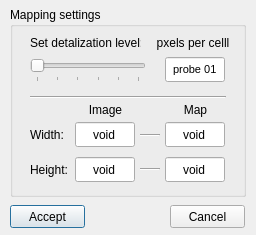
Before: the Qt Designer form Sources/mappingdialog.ui in pi-null-mezon/QPULSECAPTURE, drawn with Qt 5.
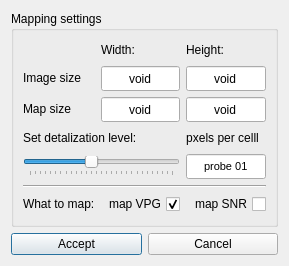
After: the same form once the commit is applied.

```diff
--- a/Sources/mappingdialog.ui
+++ b/Sources/mappingdialog.ui
@@ -6,52 +6,61 @@
    <rect>
     <x>0</x>
     <y>0</y>
-    <width>256</width>
-    <height>235</height>
+    <width>289</width>
+    <height>266</height>
    </rect>
   </property>
   <property name="windowTitle">
    <string>Mapping settings</string>
   </property>
+  <layout class="QVBoxLayout" name="verticalLayout">
+   <item>
   <widget class="QGroupBox" name="groupBox">
-   <property name="geometry">
-    <rect>
-     <x>10</x>
-     <y>7</y>
-     <width>236</width>
-     <height>190</height>
-    </rect>
+     <property name="sizePolicy">
+      <sizepolicy hsizetype="Expanding" vsizetype="Expanding">
+       <horstretch>0</horstretch>
+       <verstretch>0</verstretch>
+      </sizepolicy>
    </property>
    <property name="title">
     <string>Mapping settings</string>
    </property>
-   <widget class="QLineEdit" name="editWidthImage">
-    <property name="geometry">
-     <rect>
-      <x>65</x>
-      <y>115</y>
-      <width>60</width>
-      <height>25</height>
-     </rect>
+     <layout class="QGridLayout" name="gridLayout">
+      <item row="1" column="0">
+       <widget class="QLabel" name="label_5">
+        <property name="sizePolicy">
+         <sizepolicy hsizetype="Fixed" vsizetype="Fixed">
+          <horstretch>0</horstretch>
+          <verstretch>0</verstretch>
+         </sizepolicy>
+        </property>
+        <property name="minimumSize">
+         <size>
+          <width>20</width>
+          <height>20</height>
+         </size>
     </property>
     <property name="text">
-     <string>void</string>
+         <string>Image size</string>
     </property>
     <property name="alignment">
      <set>Qt::AlignCenter</set>
     </property>
-    <property name="readOnly">
-     <bool>true</bool>
-    </property>
-   </widget>
+       </widget>
+      </item>
+      <item row="2" column="1">
    <widget class="QLineEdit" name="editWidthMap">
-    <property name="geometry">
-     <rect>
-      <x>155</x>
-      <y>115</y>
-      <width>60</width>
+        <property name="sizePolicy">
+         <sizepolicy hsizetype="Fixed" vsizetype="Fixed">
+          <horstretch>0</horstretch>
+          <verstretch>0</verstretch>
+         </sizepolicy>
+        </property>
+        <property name="minimumSize">
+         <size>
+          <width>50</width>
       <height>25</height>
-     </rect>
+         </size>
     </property>
     <property name="text">
      <string>void</string>
@@ -63,14 +72,20 @@
      <bool>true</bool>
     </property>
    </widget>
+      </item>
+      <item row="1" column="2">
    <widget class="QLineEdit" name="editHeightImage">
-    <property name="geometry">
-     <rect>
-      <x>65</x>
-      <y>150</y>
-      <width>60</width>
+        <property name="sizePolicy">
+         <sizepolicy hsizetype="Fixed" vsizetype="Fixed">
+          <horstretch>0</horstretch>
+          <verstretch>0</verstretch>
+         </sizepolicy>
+        </property>
+        <property name="minimumSize">
+         <size>
+          <width>50</width>
       <height>25</height>
-     </rect>
+         </size>
     </property>
     <property name="text">
      <string>void</string>
@@ -82,14 +97,123 @@
      <bool>true</bool>
     </property>
    </widget>
+      </item>
+      <item row="1" column="1">
+       <widget class="QLineEdit" name="editWidthImage">
+        <property name="sizePolicy">
+         <sizepolicy hsizetype="Fixed" vsizetype="Fixed">
+          <horstretch>0</horstretch>
+          <verstretch>0</verstretch>
+         </sizepolicy>
+        </property>
+        <property name="minimumSize">
+         <size>
+          <width>50</width>
+          <height>25</height>
+         </size>
+        </property>
+        <property name="baseSize">
+         <size>
+          <width>50</width>
+          <height>25</height>
+         </size>
+        </property>
+        <property name="text">
+         <string>void</string>
+        </property>
+        <property name="alignment">
+         <set>Qt::AlignCenter</set>
+        </property>
+        <property name="readOnly">
+         <bool>true</bool>
+        </property>
+       </widget>
+      </item>
+      <item row="0" column="2">
+       <widget class="QLabel" name="label_4">
+        <property name="sizePolicy">
+         <sizepolicy hsizetype="Expanding" vsizetype="Fixed">
+          <horstretch>0</horstretch>
+          <verstretch>0</verstretch>
+         </sizepolicy>
+        </property>
+        <property name="minimumSize">
+         <size>
+          <width>50</width>
+          <height>20</height>
+         </size>
+        </property>
+        <property name="text">
+         <string>Height:</string>
+        </property>
+       </widget>
+      </item>
+      <item row="5" column="0" colspan="2">
+       <widget class="QSlider" name="sliderCell">
+        <property name="sizePolicy">
+         <sizepolicy hsizetype="Expanding" vsizetype="Fixed">
+          <horstretch>0</horstretch>
+          <verstretch>0</verstretch>
+         </sizepolicy>
+        </property>
+        <property name="minimum">
+         <number>16</number>
+        </property>
+        <property name="maximum">
+         <number>128</number>
+        </property>
+        <property name="singleStep">
+         <number>1</number>
+        </property>
+        <property name="pageStep">
+         <number>4</number>
+        </property>
+        <property name="value">
+         <number>64</number>
+        </property>
+        <property name="sliderPosition">
+         <number>64</number>
+        </property>
+        <property name="orientation">
+         <enum>Qt::Horizontal</enum>
+        </property>
+        <property name="tickPosition">
+         <enum>QSlider::TicksBelow</enum>
+        </property>
+       </widget>
+      </item>
+      <item row="0" column="1">
+       <widget class="QLabel" name="label_3">
+        <property name="sizePolicy">
+         <sizepolicy hsizetype="Expanding" vsizetype="Fixed">
+          <horstretch>0</horstretch>
+          <verstretch>0</verstretch>
+         </sizepolicy>
+        </property>
+        <property name="minimumSize">
+         <size>
+          <width>50</width>
+          <height>20</height>
+         </size>
+        </property>
+        <property name="text">
+         <string>Width:</string>
+        </property>
+       </widget>
+      </item>
+      <item row="2" column="2">
    <widget class="QLineEdit" name="editHeightMap">
-    <property name="geometry">
-     <rect>
-      <x>155</x>
-      <y>150</y>
-      <width>60</width>
+        <property name="sizePolicy">
+         <sizepolicy hsizetype="Fixed" vsizetype="Fixed">
+          <horstretch>0</horstretch>
+          <verstretch>0</verstretch>
+         </sizepolicy>
+        </property>
+        <property name="minimumSize">
+         <size>
+          <width>50</width>
       <height>25</height>
-     </rect>
+         </size>
     </property>
     <property name="text">
      <string>void</string>
@@ -101,14 +225,20 @@
      <bool>true</bool>
     </property>
    </widget>
+      </item>
+      <item row="5" column="2">
    <widget class="QLineEdit" name="editCell">
-    <property name="geometry">
-     <rect>
-      <x>155</x>
-      <y>50</y>
-      <width>60</width>
+        <property name="sizePolicy">
+         <sizepolicy hsizetype="Fixed" vsizetype="Fixed">
+          <horstretch>0</horstretch>
+          <verstretch>0</verstretch>
+         </sizepolicy>
+        </property>
+        <property name="minimumSize">
+         <size>
+          <width>50</width>
       <height>25</height>
-     </rect>
+         </size>
     </property>
     <property name="font">
      <font>
@@ -132,71 +262,68 @@
      <bool>true</bool>
     </property>
    </widget>
+      </item>
+      <item row="6" column="0" colspan="3">
    <widget class="Line" name="line">
-    <property name="geometry">
-     <rect>
-      <x>20</x>
-      <y>80</y>
-      <width>196</width>
-      <height>21</height>
-     </rect>
-    </property>
     <property name="orientation">
      <enum>Qt::Horizontal</enum>
     </property>
    </widget>
-   <widget class="QSlider" name="sliderCell">
-    <property name="geometry">
-     <rect>
-      <x>20</x>
-      <y>50</y>
-      <width>116</width>
-      <height>25</height>
-     </rect>
-    </property>
-    <property name="minimum">
-     <number>20</number>
-    </property>
-    <property name="maximum">
-     <number>40</number>
-    </property>
-    <property name="singleStep">
-     <number>1</number>
-    </property>
-    <property name="pageStep">
-     <number>4</number>
-    </property>
-    <property name="sliderPosition">
-     <number>20</number>
-    </property>
-    <property name="orientation">
-     <enum>Qt::Horizontal</enum>
-    </property>
-    <property name="tickPosition">
-     <enum>QSlider::TicksBelow</enum>
-    </property>
-   </widget>
+      </item>
+      <item row="2" column="0">
+       <widget class="QLabel" name="label_6">
+        <property name="sizePolicy">
+         <sizepolicy hsizetype="Fixed" vsizetype="Fixed">
+          <horstretch>0</horstretch>
+          <verstretch>0</verstretch>
+         </sizepolicy>
+        </property>
+        <property name="minimumSize">
+         <size>
+          <width>20</width>
+          <height>20</height>
+         </size>
+        </property>
+        <property name="text">
+         <string>Map size</string>
+        </property>
+        <property name="alignment">
+         <set>Qt::AlignCenter</set>
+        </property>
+       </widget>
+      </item>
+      <item row="3" column="0" colspan="2">
    <widget class="QLabel" name="label">
-    <property name="geometry">
-     <rect>
-      <x>20</x>
-      <y>26</y>
-      <width>111</width>
+        <property name="sizePolicy">
+         <sizepolicy hsizetype="Fixed" vsizetype="Fixed">
+          <horstretch>0</horstretch>
+          <verstretch>0</verstretch>
+         </sizepolicy>
+        </property>
+        <property name="minimumSize">
+         <size>
+          <width>0</width>
       <height>20</height>
-     </rect>
+         </size>
     </property>
     <property name="text">
      <string>Set detalization level:</string>
     </property>
    </widget>
+      </item>
+      <item row="3" column="2">
    <widget class="QLabel" name="label_2">
-    <property name="geometry">
-     <rect>
-      <x>140</x>
-      <y>26</y>
-      <width>86</width>
+        <property name="sizePolicy">
+         <sizepolicy hsizetype="Fixed" vsizetype="Fixed">
+          <horstretch>0</horstretch>
+          <verstretch>0</verstretch>
+         </sizepolicy>
+        </property>
+        <property name="minimumSize">
+         <size>
+          <width>0</width>
       <height>20</height>
-     </rect>
+         </size>
     </property>
     <property name="text">
      <string>pxels per celll</string>
@@ -205,117 +332,83 @@
      <set>Qt::AlignCenter</set>
     </property>
    </widget>
-   <widget class="QLabel" name="label_3">
-    <property name="geometry">
-     <rect>
-      <x>20</x>
-      <y>115</y>
-      <width>41</width>
-      <height>25</height>
-     </rect>
-    </property>
-    <property name="text">
-     <string>Width:</string>
-    </property>
-   </widget>
-   <widget class="QLabel" name="label_4">
-    <property name="geometry">
-     <rect>
-      <x>20</x>
-      <y>150</y>
-      <width>41</width>
-      <height>25</height>
-     </rect>
-    </property>
+      </item>
+      <item row="10" column="1">
+       <widget class="QCheckBox" name="cbVPG">
+        <property name="sizePolicy">
+         <sizepolicy hsizetype="Expanding" vsizetype="Fixed">
+          <horstretch>0</horstretch>
+          <verstretch>0</verstretch>
+         </sizepolicy>
+        </property>
+        <property name="layoutDirection">
+         <enum>Qt::RightToLeft</enum>
+        </property>
     <property name="text">
-     <string>Height:</string>
-    </property>
-   </widget>
-   <widget class="QLabel" name="label_5">
-    <property name="geometry">
-     <rect>
-      <x>65</x>
-      <y>90</y>
-      <width>61</width>
-      <height>25</height>
-     </rect>
-    </property>
-    <property name="text">
-     <string>Image</string>
-    </property>
-    <property name="alignment">
-     <set>Qt::AlignCenter</set>
-    </property>
-   </widget>
-   <widget class="QLabel" name="label_6">
-    <property name="geometry">
-     <rect>
-      <x>155</x>
-      <y>90</y>
-      <width>61</width>
-      <height>25</height>
-     </rect>
-    </property>
+         <string>map VPG</string>
+        </property>
+        <property name="checked">
+         <bool>true</bool>
+        </property>
+       </widget>
+      </item>
+      <item row="10" column="0">
+       <widget class="QLabel" name="label_7">
     <property name="text">
-     <string>Map</string>
-    </property>
-    <property name="alignment">
-     <set>Qt::AlignCenter</set>
-    </property>
-   </widget>
-   <widget class="Line" name="line_2">
-    <property name="geometry">
-     <rect>
-      <x>130</x>
-      <y>116</y>
-      <width>20</width>
-      <height>25</height>
-     </rect>
-    </property>
-    <property name="orientation">
-     <enum>Qt::Horizontal</enum>
-    </property>
-   </widget>
-   <widget class="Line" name="line_3">
-    <property name="geometry">
-     <rect>
-      <x>130</x>
-      <y>150</y>
-      <width>20</width>
-      <height>25</height>
-     </rect>
-    </property>
-    <property name="orientation">
-     <enum>Qt::Horizontal</enum>
-    </property>
-   </widget>
-  </widget>
+         <string>What to map:</string>
+        </property>
+       </widget>
+      </item>
+      <item row="10" column="2">
+       <widget class="QCheckBox" name="cbSNR">
+        <property name="sizePolicy">
+         <sizepolicy hsizetype="Expanding" vsizetype="Fixed">
+          <horstretch>0</horstretch>
+          <verstretch>0</verstretch>
+         </sizepolicy>
+        </property>
+        <property name="layoutDirection">
+         <enum>Qt::RightToLeft</enum>
+        </property>
+        <property name="text">
+         <string>map SNR</string>
+        </property>
+       </widget>
+      </item>
+     </layout>
+    </widget>
+   </item>
+   <item>
+    <layout class="QHBoxLayout" name="horizontalLayout">
+     <item>
   <widget class="QPushButton" name="buttonAccept">
-   <property name="geometry">
-    <rect>
-     <x>10</x>
-     <y>205</y>
-     <width>75</width>
-     <height>23</height>
-    </rect>
+       <property name="sizePolicy">
+        <sizepolicy hsizetype="Expanding" vsizetype="Fixed">
+         <horstretch>0</horstretch>
+         <verstretch>0</verstretch>
+        </sizepolicy>
    </property>
    <property name="text">
     <string>Accept</string>
    </property>
   </widget>
+     </item>
+     <item>
   <widget class="QPushButton" name="buttonReject">
-   <property name="geometry">
-    <rect>
-     <x>170</x>
-     <y>205</y>
-     <width>75</width>
-     <height>23</height>
-    </rect>
+       <property name="sizePolicy">
+        <sizepolicy hsizetype="Expanding" vsizetype="Fixed">
+         <horstretch>0</horstretch>
+         <verstretch>0</verstretch>
+        </sizepolicy>
    </property>
    <property name="text">
     <string>Cancel</string>
    </property>
   </widget>
+     </item>
+    </layout>
+   </item>
+  </layout>
  </widget>
  <resources/>
  <connections/>
```
Lines whose indentation alone changed are shown as unchanged.
